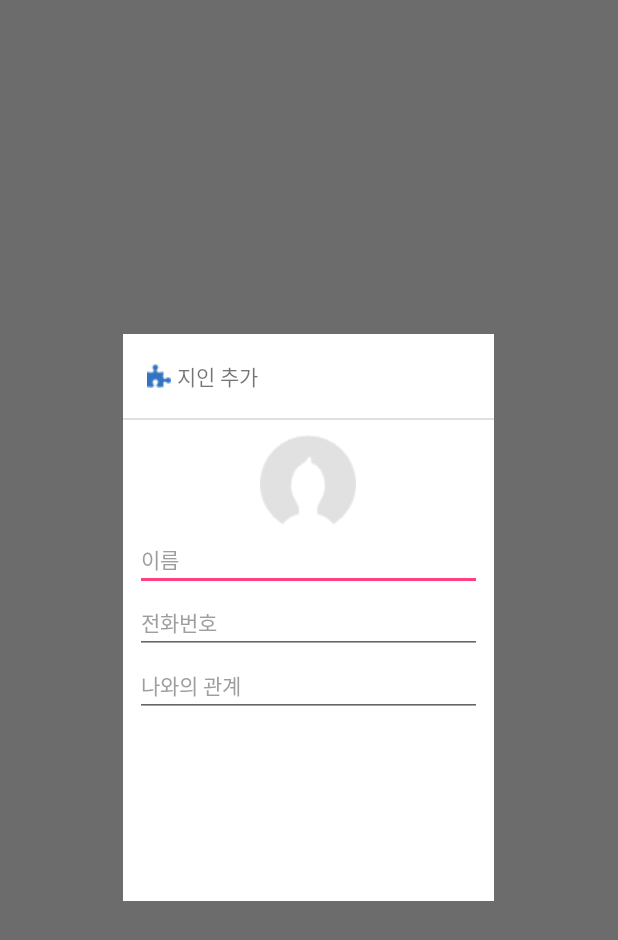
After one commit to HanSeungBeom/PuzzlePiece, an Android app: the layout activity_add_friend.xml on its own in the app's theme, with its tools: preview values and no code run, on a phone screen of 412 x 824 dp. The commit adds this screen. Shown: the top 940 px of the screen. Run offline under Robolectric (Android 15) with nearby library versions, the phone set to English and light mode, and no system bars.

```diff
--- a/app/build.gradle
+++ b/app/build.gradle
@@ -28,6 +28,7 @@ dependencies {
     compile 'com.android.support:recyclerview-v7:25.1.0'
     compile 'io.realm:android-adapters:1.4.0'
     compile 'com.android.support:design:25.1.0'
+    compile 'com.getbase:floatingactionbutton:1.10.1'
 
     testCompile 'junit:junit:4.12'
 }
--- a/app/src/main/AndroidManifest.xml
+++ b/app/src/main/AndroidManifest.xml
@@ -24,7 +24,10 @@
                 android:value="bumbums.puzzlepiece.MainActivity" />
             >
         </activity>
-        <activity android:name=".AddPuzzleActivity"
+        <activity
+            android:name=".AddPuzzleActivity"
+            android:theme="@style/Theme.AppCompat.Translucent" />
+        <activity android:name=".AddFriendActivity"
             android:theme="@style/Theme.AppCompat.Translucent"></activity>
     </application>
 
--- a/app/src/main/java/bumbums/puzzlepiece/RecyclerViewAdapter.java
+++ b/app/src/main/java/bumbums/puzzlepiece/RecyclerViewAdapter.java
@@ -22,6 +22,7 @@ import io.realm.RealmRecyclerViewAdapter;
 public class RecyclerViewAdapter extends
         RealmRecyclerViewAdapter<Friend, RecyclerViewAdapter.MyViewHolder> {
     private final TabFriends tabFriends;
+    public static final String EXTRA_ID = "id";
 
     public RecyclerViewAdapter(TabFriends tabFriends, OrderedRealmCollection<Friend> data) {
         super(tabFriends.getContext(), data, true);
@@ -68,8 +69,10 @@ public class RecyclerViewAdapter extends
         @Override
         public void onClick(View v) {
             Intent intent = new Intent(tabFriends.getContext(),FriendDetailActivity.class);
+            intent.putExtra(EXTRA_ID,data.getId());
             tabFriends.getContext().startActivity(intent);
-            Log.d("###","click");
+
+           // Log.d("###","click");
         }
 
         @Override
--- /dev/null
+++ b/app/src/main/res/layout/activity_add_friend.xml
@@ -0,0 +1,113 @@
+<?xml version="1.0" encoding="utf-8"?>
+<LinearLayout xmlns:android="http://schemas.android.com/apk/res/android"
+    xmlns:tools="http://schemas.android.com/tools"
+    android:id="@+id/activity_add_friend"
+    android:layout_width="match_parent"
+    android:layout_height="match_parent"
+    android:orientation="vertical"
+   >
+
+    <LinearLayout
+        android:layout_width="match_parent"
+        android:layout_height="0dp"
+        android:layout_weight="1"
+        android:background="#90000000">
+
+    </LinearLayout>
+    <LinearLayout
+        android:layout_width="match_parent"
+        android:layout_height="0dp"
+        android:layout_weight="1.7">
+        <LinearLayout
+            android:layout_width="0dp"
+            android:layout_height="match_parent"
+            android:layout_weight="1"
+            android:background="#90000000">
+
+        </LinearLayout>
+        <LinearLayout
+            android:layout_width="0dp"
+            android:layout_height="match_parent"
+            android:layout_weight="3"
+            android:orientation="vertical">
+
+            <android.support.v7.widget.Toolbar
+                android:id="@+id/toolbar"
+                android:layout_width="match_parent"
+                android:layout_height="?attr/actionBarSize"
+                android:background="@color/white">
+
+                <ImageView
+                    android:src="@drawable/puzzles_blue"
+                    android:layout_width="wrap_content"
+                    android:layout_height="wrap_content"
+                    android:layout_gravity="left"/>
+                <TextView
+                    android:text="지인 추가"
+                    android:layout_width="wrap_content"
+                    android:layout_height="wrap_content"
+                    android:layout_gravity="left"
+                    android:paddingLeft="4dp"/>
+            </android.support.v7.widget.Toolbar>
+            <View
+                android:layout_width="match_parent"
+                android:layout_height="1dp"
+                android:background="@color/Grey300" />
+            <LinearLayout
+                android:layout_width="match_parent"
+                android:layout_height="match_parent"
+                android:orientation="vertical"
+                android:background="@color/white"
+                android:padding="8dp">
+                <ImageView
+                    android:src="@drawable/default_user1"
+                    android:layout_width="wrap_content"
+                    android:layout_height="wrap_content"
+                    android:layout_gravity="center"/>
+                <EditText
+                    android:id="@+id/et_add_friend_name"
+                    android:hint="이름"
+                    android:textColorHint="@color/Grey500"
+                    android:layout_width="match_parent"
+                    android:layout_height="wrap_content"
+                    android:textAppearance="@style/Base.TextAppearance.AppCompat.Body1"/>
+                <EditText
+                    android:hint="전화번호"
+                    android:id="@+id/et_add_friend_phone"
+                    android:textColorHint="@color/Grey500"
+                    android:layout_width="match_parent"
+                    android:layout_height="wrap_content"
+                    android:textAppearance="@style/Base.TextAppearance.AppCompat.Body1"
+                    android:inputType="number"/>
+                <EditText
+                    android:hint="나와의 관계"
+                    android:id="@+id/et_add_friend_relation"
+                    android:textColorHint="@color/Grey500"
+                    android:layout_width="match_parent"
+                    android:layout_height="wrap_content"
+                    android:textAppearance="@style/Base.TextAppearance.AppCompat.Body1"/>
+
+
+            </LinearLayout>
+
+
+        </LinearLayout>
+        <LinearLayout
+            android:layout_width="0dp"
+            android:layout_height="match_parent"
+            android:layout_weight="1"
+            android:background="#90000000">
+
+        </LinearLayout>
+
+    </LinearLayout>
+    <LinearLayout
+        android:layout_width="match_parent"
+        android:layout_height="0dp"
+        android:layout_weight="1"
+        android:background="#90000000">
+
+    </LinearLayout>
+
+
+</LinearLayout>
--- a/app/src/main/res/values/colors.xml
+++ b/app/src/main/res/values/colors.xml
@@ -17,7 +17,7 @@
     <color name="green">#28AE61</color>
     <color name="orange">#FFC107</color>
     <color name="greengrey">#E8EBEB</color>
-
+    <color name="black_semi_transparent">#B2000000</color>
 </resources>
 <!--
 on:212121
--- a/app/src/main/res/values/styles.xml
+++ b/app/src/main/res/values/styles.xml
@@ -15,4 +15,9 @@
         <item name="android:windowIsTranslucent">true</item>
         <item name="android:windowAnimationStyle">@android:style/Animation</item>
     </style>
+
+    <style name="menu_labels_style">
+        <item name="android:background">@drawable/fab_label_background</item>
+        <item name="android:textColor">@color/white</item>
+    </style>
 </resources>
```
Also changed, not shown: app/src/main/java/bumbums/puzzlepiece/AddFriendActivity.java (added, +71 -0 lines), app/src/main/java/bumbums/puzzlepiece/FriendDetailActivity.java (+29 -2 lines), app/src/main/java/bumbums/puzzlepiece/model/Friend.java (+8 -0 lines), app/src/main/java/bumbums/puzzlepiece/tab/TabFriends.java (+48 -20 lines), app/src/main/res/drawable/fab_label_background.xml (added, +11 -0 lines), app/src/main/res/layout/activity_friend_detail.xml (+13 -10 lines), app/src/main/res/layout/tab_friends.xml (+34 -9 lines), app/src/main/res/menu/menu_add_friend.xml (added, +9 -0 lines), app/src/main/res/drawable/pencil.png (added), app/src/main/res/drawable/phonebook.png (added), app/src/main/res/drawable/puzzles_white.png (added).
